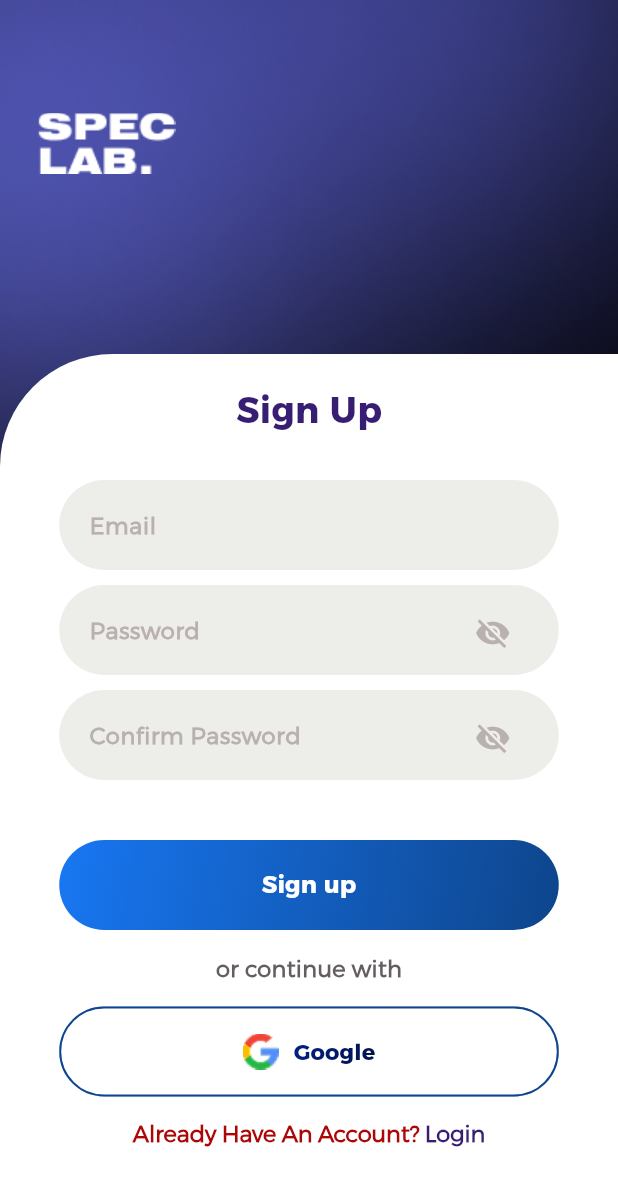
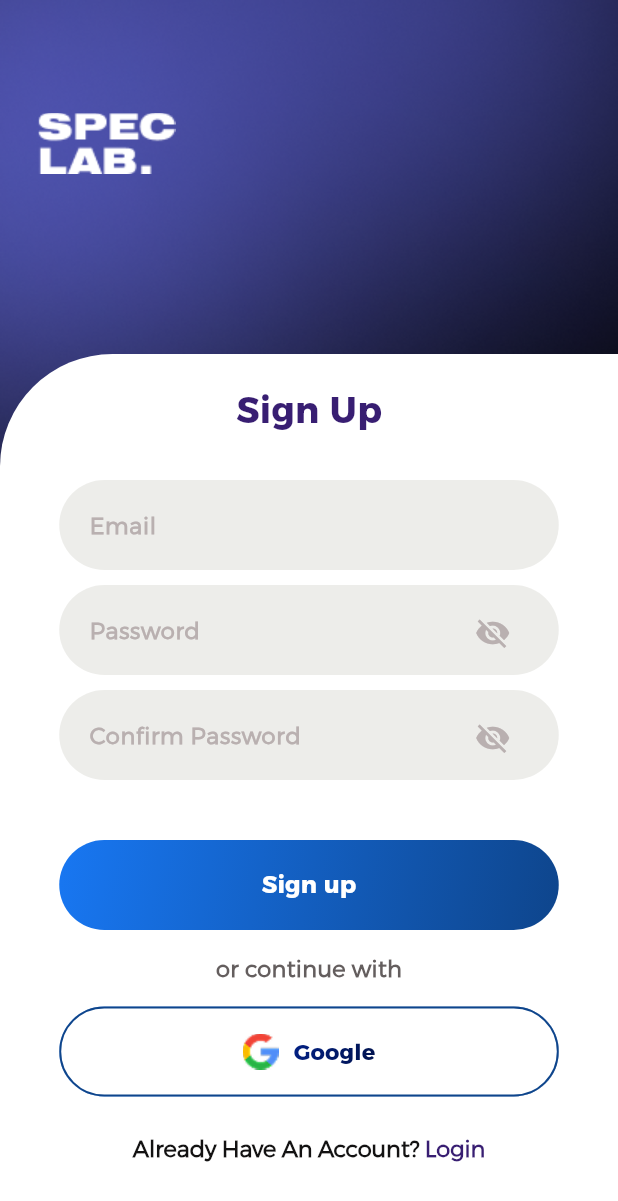
Before and after one commit to Liqweed17/SpecLab_frontend, a Flutter app: the SignUpPage screen opened by its route, on a phone screen of 412 x 824 dp. Shown: the top 1201 px of the screen. Run offline on Flutter 3.47's test engine with Material 3 defaults, Android fonts, the phone set to English and light mode, and no system bars.

Commit message:
modified:   lib/signup_page.dart

```diff
--- a/lib/signup_page.dart
+++ b/lib/signup_page.dart
@@ -343,6 +343,7 @@ class _SignUpPageState extends State<SignUpPage> {
                           ),
                         ),
                       ),
+                      const SizedBox(height: 10,),
                       TextButton(
                         onPressed: () {
                           Navigator.pushNamed(context, '/signin');
@@ -351,7 +352,7 @@ class _SignUpPageState extends State<SignUpPage> {
                           text: const TextSpan(
                             text: "Already Have An Account? ",
                             style: TextStyle(
-                              color: Color.fromARGB(255, 172, 6, 6),
+                              color: Color(0xFF131212),
                               fontSize: 15,
                               fontWeight: FontWeight.bold,
                               fontFamily: 'Alexandria-Light',
```
